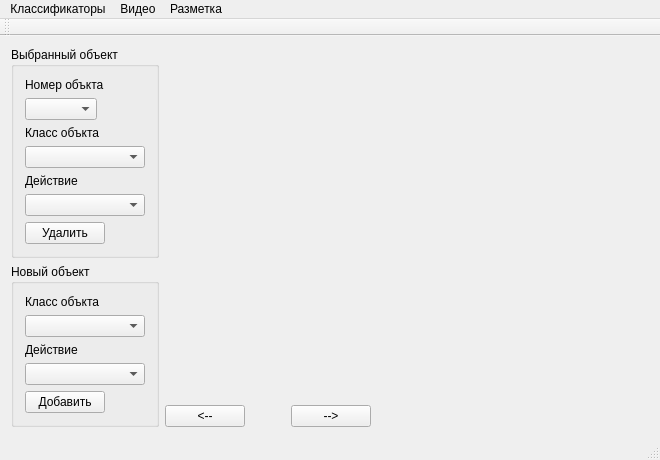
The window that videoMarkup/ui/videoMarkup.ui (Fullback22/videoMarkup) describes before a commit, drawn with Qt 5.
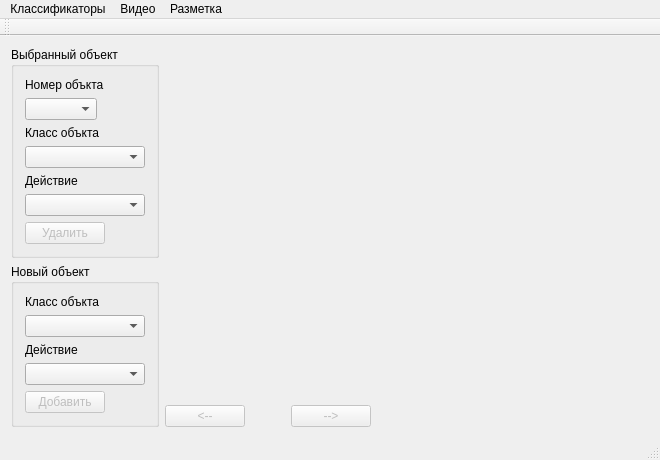
The same window after the commit. Custom widgets are drawn as their Qt base class.

Commit message: added video loading

Patch:
```diff
--- a/videoMarkup/ui/videoMarkup.ui
+++ b/videoMarkup/ui/videoMarkup.ui
@@ -122,6 +122,9 @@
             <layout class="QHBoxLayout" name="horizontalLayout_3">
              <item>
               <widget class="QPushButton" name="pb_deleteObject">
+               <property name="enabled">
+                <bool>false</bool>
+               </property>
                <property name="text">
                 <string>Удалить</string>
                </property>
@@ -204,6 +207,9 @@
             <layout class="QHBoxLayout" name="horizontalLayout_5">
              <item>
               <widget class="QPushButton" name="pb_addObject">
+               <property name="enabled">
+                <bool>false</bool>
+               </property>
                <property name="text">
                 <string>Добавить</string>
                </property>
@@ -260,6 +266,9 @@
        <layout class="QHBoxLayout" name="horizontalLayout" stretch="1,1,1,10">
         <item>
          <widget class="QPushButton" name="pb_previusFrame">
+          <property name="enabled">
+           <bool>false</bool>
+          </property>
           <property name="sizePolicy">
            <sizepolicy hsizetype="Fixed" vsizetype="Fixed">
             <horstretch>0</horstretch>
@@ -289,6 +298,9 @@
         </item>
         <item>
          <widget class="QPushButton" name="pb_nextFrame">
+          <property name="enabled">
+           <bool>false</bool>
+          </property>
           <property name="sizePolicy">
            <sizepolicy hsizetype="Fixed" vsizetype="Fixed">
             <horstretch>0</horstretch>
```
The commit also changes 6 other files.
